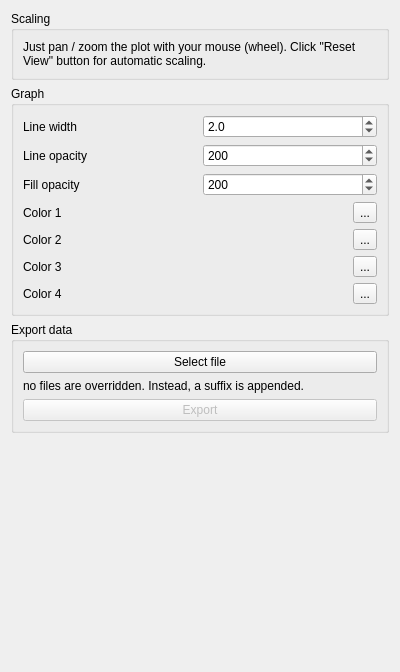
Old version of the form linien/gui/ui/view_panel.ui in the repository linien-org/linien.
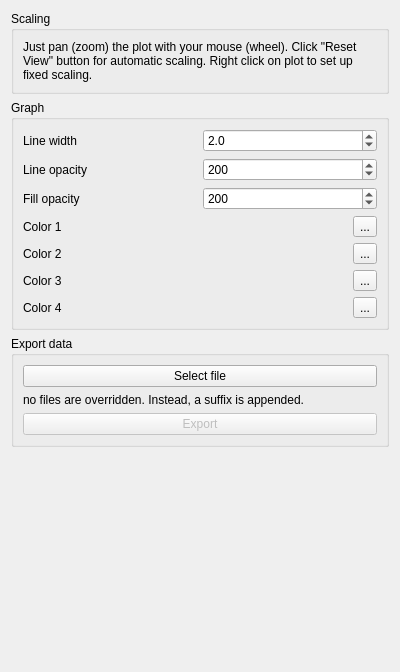
New version of the form.

Commit message: explain "right click to set up fixed scaling"

```diff
--- a/linien/gui/ui/view_panel.ui
+++ b/linien/gui/ui/view_panel.ui
@@ -29,7 +29,7 @@
       <item>
        <widget class="QLabel" name="label_7">
         <property name="text">
-         <string>Just pan / zoom the plot with your mouse (wheel). Click &quot;Reset View&quot; button for automatic scaling.</string>
+         <string>Just pan (zoom) the plot with your mouse (wheel). Click &quot;Reset View&quot; button for automatic scaling. Right click on plot to set up fixed scaling.</string>
         </property>
         <property name="wordWrap">
          <bool>true</bool>
```
